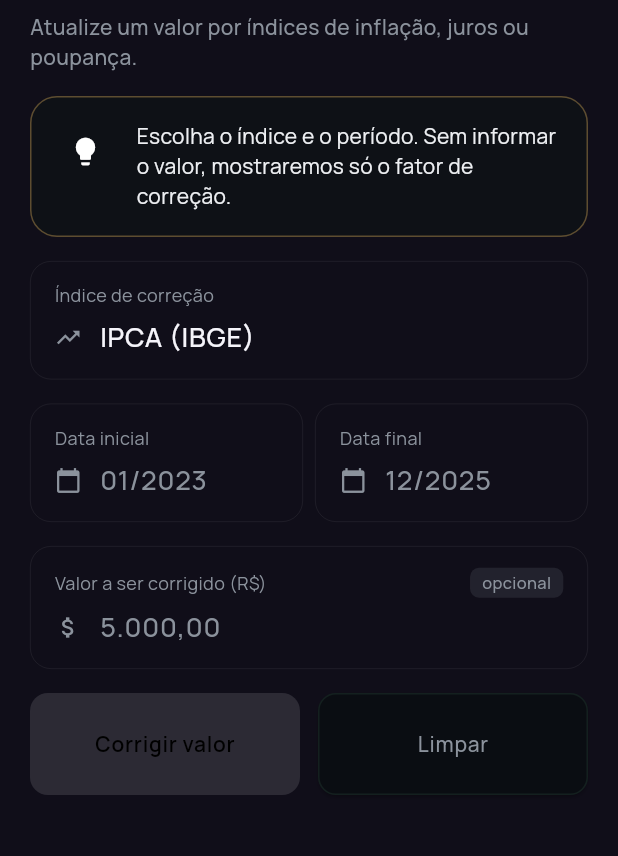
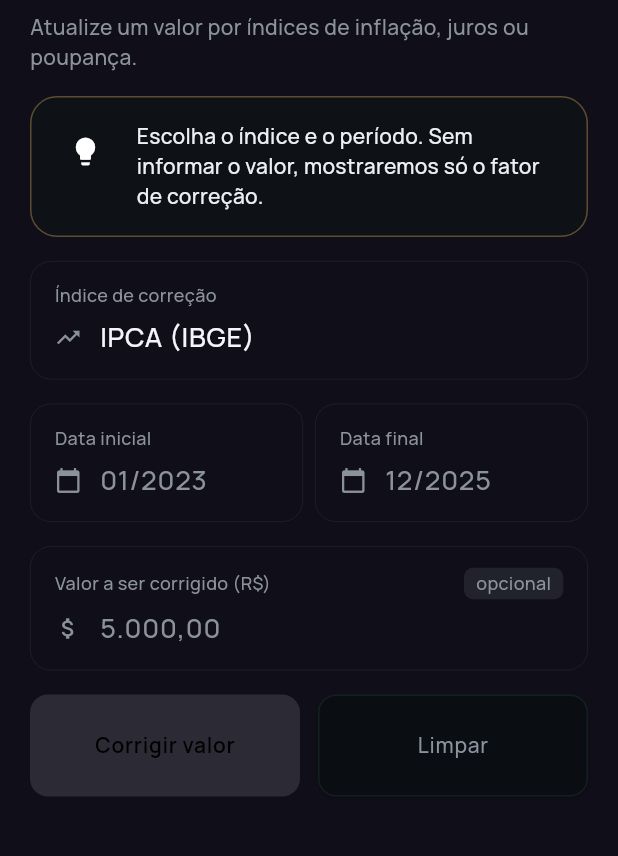
Before and after one commit to Rodrigosdk/RealCalc, a Flutter app: the ValueCorrectionPage screen opened by its route, on a phone screen of 412 x 824 dp, the part 153-1009 px from its top. Run offline on Flutter 3.47's test engine with Material 3 defaults, Android fonts, the phone set to English and light mode, and no system bars; our stand-ins replace dio, equatable, flutter_bloc, flutter_modular, share_plus; network calls fail.

Commit message:
feat: adicionar tokens de tipografia e espaçamento, atualizar estilos do tema e remover a dependência google_fonts

```diff
--- a/lib/core/themes/app_theme.dart
+++ b/lib/core/themes/app_theme.dart
@@ -24,6 +24,7 @@ class AppTheme {
     return ThemeData(
       brightness: Brightness.dark,
       useMaterial3: true,
+      fontFamily: AppTextStyles.manropeFamily,
 
       // Cores base
       scaffoldBackgroundColor: colors.background,
--- /dev/null
+++ b/lib/core/themes/radius.dart
@@ -0,0 +1,7 @@
+abstract class AppRadius {
+  static const double button = 28;
+  static const double sheet = 28;
+  static const double iconTile = 12;
+  static const double search = 14;
+  static const double pill = 999;
+}
--- a/lib/core/themes/spacing.dart
+++ b/lib/core/themes/spacing.dart
@@ -8,6 +8,13 @@ abstract class AppSpacing {
   static const double xl = 32;
   static const double xxl = 48;
 
+  // Vibrante minimalista layout tokens.
+  static const double screen = 24;
+  static const double rowHeight = 58;
+  static const double rowHeightWithSecondLine = 64;
+  static const double homeRowHeight = 72;
+  static const double sectionGap = 26;
+
   // Padding padrão de tela
   static const EdgeInsets screenPadding = EdgeInsets.all(md);
 
--- a/lib/core/themes/text_styles.dart
+++ b/lib/core/themes/text_styles.dart
@@ -1,13 +1,135 @@
 import 'package:flutter/material.dart';
-import 'package:google_fonts/google_fonts.dart';
 import 'color_tokens.dart';
 
 class AppTextStyles {
-  static final TextStyle _base = GoogleFonts.manrope();
+  static const String manropeFamily = 'Manrope';
+  static const String bricolageGrotesqueFamily = 'Bricolage Grotesque';
+
+  static final TextStyle _base = const TextStyle(
+    fontFamily: manropeFamily,
+    fontWeight: FontWeight.w500,
+  );
   static final TextStyle _baseWhite = _base.copyWith(color: Colors.white);
 
-  // Headlines — mantidos, ainda usados pela TextTheme padrão do Material
-  // (dialogs, snackbars etc.) mesmo com o header customizado nas telas.
+  // Estilos de destaque e componentes da direção Vibrante minimalista.
+  // As cores são definidas pelo componente ou tema que utiliza cada estilo.
+  static final TextStyle bandStatement = const TextStyle(
+    fontFamily: bricolageGrotesqueFamily,
+    fontSize: 48,
+    fontWeight: FontWeight.w800,
+    letterSpacing: -1.8,
+  );
+  static final TextStyle screenTitle = const TextStyle(
+    fontFamily: bricolageGrotesqueFamily,
+    fontSize: 28,
+    fontWeight: FontWeight.w800,
+    letterSpacing: -0.9,
+  );
+  static final TextStyle sheetTitle = const TextStyle(
+    fontFamily: bricolageGrotesqueFamily,
+    fontSize: 28,
+    fontWeight: FontWeight.w800,
+    letterSpacing: -0.8,
+  );
+  static final TextStyle exampleValue = const TextStyle(
+    fontFamily: bricolageGrotesqueFamily,
+    fontSize: 30,
+    fontWeight: FontWeight.w800,
+    letterSpacing: -0.8,
+  );
+  static final TextStyle wordmark = const TextStyle(
+    fontFamily: bricolageGrotesqueFamily,
+    fontSize: 21,
+    fontWeight: FontWeight.w800,
+    letterSpacing: -0.5,
+  );
+
+  static final TextStyle bandKicker = const TextStyle(
+    fontFamily: manropeFamily,
+    fontSize: 15,
+    fontWeight: FontWeight.w600,
+  );
+  static final TextStyle bandSub = const TextStyle(
+    fontFamily: manropeFamily,
+    fontSize: 15,
+    fontWeight: FontWeight.w500,
+  );
+  static final TextStyle headerTitle = const TextStyle(
+    fontFamily: manropeFamily,
+    fontSize: 16,
+    fontWeight: FontWeight.w700,
+  );
+  static final TextStyle rowLabel = const TextStyle(
+    fontFamily: manropeFamily,
+    fontSize: 16,
+    fontWeight: FontWeight.w500,
+  );
+  static final TextStyle rowValue = TextStyle(
+    fontFamily: manropeFamily,
+    fontSize: 17,
+    fontWeight: FontWeight.w700,
+    fontFeatures: const [FontFeature.tabularFigures()],
+  );
+  static final TextStyle rowUnit = const TextStyle(
+    fontFamily: manropeFamily,
+    fontSize: 14,
+    fontWeight: FontWeight.w500,
+  );
+  static final TextStyle rowState = const TextStyle(
+    fontFamily: manropeFamily,
+    fontSize: 12,
+    fontWeight: FontWeight.w700,
+  );
+  static final TextStyle listTitle = const TextStyle(
+    fontFamily: manropeFamily,
+    fontSize: 17,
+    fontWeight: FontWeight.w700,
+  );
+  static final TextStyle listDesc = const TextStyle(
+    fontFamily: manropeFamily,
+    fontSize: 13,
+    fontWeight: FontWeight.w500,
+  );
+  static final TextStyle sectionLabel = const TextStyle(
+    fontFamily: manropeFamily,
+    fontSize: 13,
+    fontWeight: FontWeight.w600,
+  );
+  static final TextStyle detailLabel = const TextStyle(
+    fontFamily: manropeFamily,
+    fontSize: 14,
+    fontWeight: FontWeight.w500,
+  );
+  static final TextStyle detailValue = TextStyle(
+    fontFamily: manropeFamily,
+    fontSize: 15,
+    fontWeight: FontWeight.w700,
+    fontFeatures: const [FontFeature.tabularFigures()],
+  );
+  static final TextStyle button = const TextStyle(
+    fontFamily: manropeFamily,
+    fontSize: 16,
+    fontWeight: FontWeight.w800,
+  );
+  static final TextStyle pill = const TextStyle(
+    fontFamily: manropeFamily,
+    fontSize: 13,
+    fontWeight: FontWeight.w800,
+  );
+  static final TextStyle body = const TextStyle(
+    fontFamily: manropeFamily,
+    fontSize: 15,
+    fontWeight: FontWeight.w500,
+    height: 1.5,
+  );
+  static final TextStyle caption = const TextStyle(
+    fontFamily: manropeFamily,
+    fontSize: 12,
+    fontWeight: FontWeight.w500,
+  );
+
+  // Títulos mantidos para uso no TextTheme padrão do Material
+  // (caixas de diálogo, mensagens etc.), além dos cabeçalhos personalizados.
   static final TextStyle headlineLarge = _base.copyWith(
     fontSize: 32,
     fontWeight: FontWeight.bold,
@@ -18,8 +140,8 @@ class AppTextStyles {
     fontWeight: FontWeight.bold,
   );
 
-  // Body — mantidos sem alteração, `bodyLarge` já é o tamanho correto
-  // usado nos valores de input pelo InputForms.
+  // Estilos de texto mantidos sem alteração. `bodyLarge` já tem o tamanho
+  // correto para os valores de entrada dos formulários.
   static final TextStyle bodyLarge = _base.copyWith(fontSize: 16);
   static final TextStyle bodyMedium = _base.copyWith(fontSize: 14);
   static final TextStyle labelLarge = _base.copyWith(
@@ -28,12 +150,12 @@ class AppTextStyles {
     letterSpacing: 0.5,
   );
 
-  // Componentes gerais — mantidos. errorBannerText já usa ColorTokens.error,
-  // só depende da cor em si ser atualizada (ColorTokens), não do estilo.
+  // Estilos gerais mantidos. `errorBannerText` já usa ColorTokens.error;
+  // a cor é definida em ColorTokens, sem alterar o estilo.
   static final TextStyle helpCardMessage = _base.copyWith(
     fontSize: 14,
     color: ColorTokens.textPrimary,
-    fontWeight: FontWeight.w400,
+    fontWeight: FontWeight.w500,
   );
   static final TextStyle inputHelperText = _base.copyWith(
     fontSize: 12,
@@ -45,11 +167,9 @@ class AppTextStyles {
     color: ColorTokens.error,
   );
 
-  // Card de métrica (Selic) — NOVO. Substitui highlightCardTitle/
-  // highlightCardSubtitle/highlightCardButton, que eram específicos do
-  // HighlightCard antigo (removido). Cor não é fixada aqui porque muda
-  // conforme o estado (amber padrão, verde/vermelho em variação futura);
-  // aplicar via .copyWith(color: ...) no componente.
+  // Cartão de métrica (Selic). Substitui os estilos específicos do antigo
+  // cartão de destaque, que foi removido. A cor varia conforme o estado
+  // (âmbar, verde ou vermelho) e é aplicada no componente com `.copyWith`.
   static final TextStyle metricLabel = _base.copyWith(
     fontSize: 12,
     color: ColorTokens.textSecondary,
@@ -61,38 +181,36 @@ class AppTextStyles {
     fontFeatures: const [FontFeature.tabularFigures()],
   );
   static final TextStyle metricCaption = _base.copyWith(
-    fontSize: 11,
+    fontSize: 12,
     color: ColorTokens.textHint,
   );
 
-  // Badge de estado do campo ("vazio" / "calculado" / "resultado") — NOVO.
-  // Sem cor fixa: cada estado (amber/verde/vermelho) aplica a própria cor.
+  // Indicador de estado do campo ("vazio", "calculado" ou "resultado").
+  // Sem cor fixa: cada estado aplica sua própria cor.
   static final TextStyle stateBadge = _base.copyWith(
-    fontSize: 11,
+    fontSize: 12,
     fontWeight: FontWeight.w500,
   );
 
-  // MenuCard
+  // Cartão do menu.
   static final TextStyle menuCardTitle = _baseWhite.copyWith(
     fontSize: 13,
     fontWeight: FontWeight.bold,
   );
   static final TextStyle menuCardTitleCompact = _baseWhite.copyWith(
-    fontSize: 11,
+    fontSize: 12,
     fontWeight: FontWeight.bold,
   );
   static final TextStyle menuCardDescription = _baseWhite.copyWith(
-    fontSize: 10,
-    height: 1.1,
+    fontSize: 12,
+    height: 1.2,
   );
-  // Corrigido: estava em 9px, abaixo do mínimo legível (11px).
   static final TextStyle menuCardDescriptionCompact = _baseWhite.copyWith(
-    fontSize: 11,
-    height: 1.1,
+    fontSize: 12,
+    height: 1.2,
   );
 
-  // MenuCard — variante featured (tile full-width, texto um pouco maior
-  // por ter mais espaço horizontal disponível). NOVO.
+  // Cartão do menu em destaque, com texto maior por ter mais espaço.
   static final TextStyle menuCardTitleFeatured = _baseWhite.copyWith(
     fontSize: 14,
     fontWeight: FontWeight.bold,
@@ -102,14 +220,13 @@ class AppTextStyles {
     color: ColorTokens.textSecondary,
   );
 
-  // Home
+  // Tela inicial.
   static final TextStyle appName = _baseWhite.copyWith(
     fontSize: 20,
     fontWeight: FontWeight.bold,
   );
-  // Cor movida pra dentro do estilo (era aplicada com .withValues(alpha: 0.4)
-  // no call site em home_page.dart) — evita repetir o ajuste de opacidade
-  // toda vez que o label for usado.
+  // Cor definida no próprio estilo, antes aplicada no local de uso da tela
+  // inicial. Isso evita repetir o ajuste de opacidade em cada utilização.
   static final TextStyle sectionHeader = _base.copyWith(
     fontSize: 12,
     fontWeight: FontWeight.bold,
--- a/lib/modules/value_correction/presentation/pages/value_correction_result_page.dart
+++ b/lib/modules/value_correction/presentation/pages/value_correction_result_page.dart
@@ -202,7 +202,7 @@ class _SpotlightBadge extends StatelessWidget {
       ),
       child: Text(
         'calculado',
-        style: theme.spotlightVariationStyle.copyWith(fontSize: 10),
+        style: theme.spotlightVariationStyle.copyWith(fontSize: 12),
       ),
     );
   }
```
Also changed, not shown: pubspec.yaml (+17 -1 lines), pubspec.lock, 5 other files.
